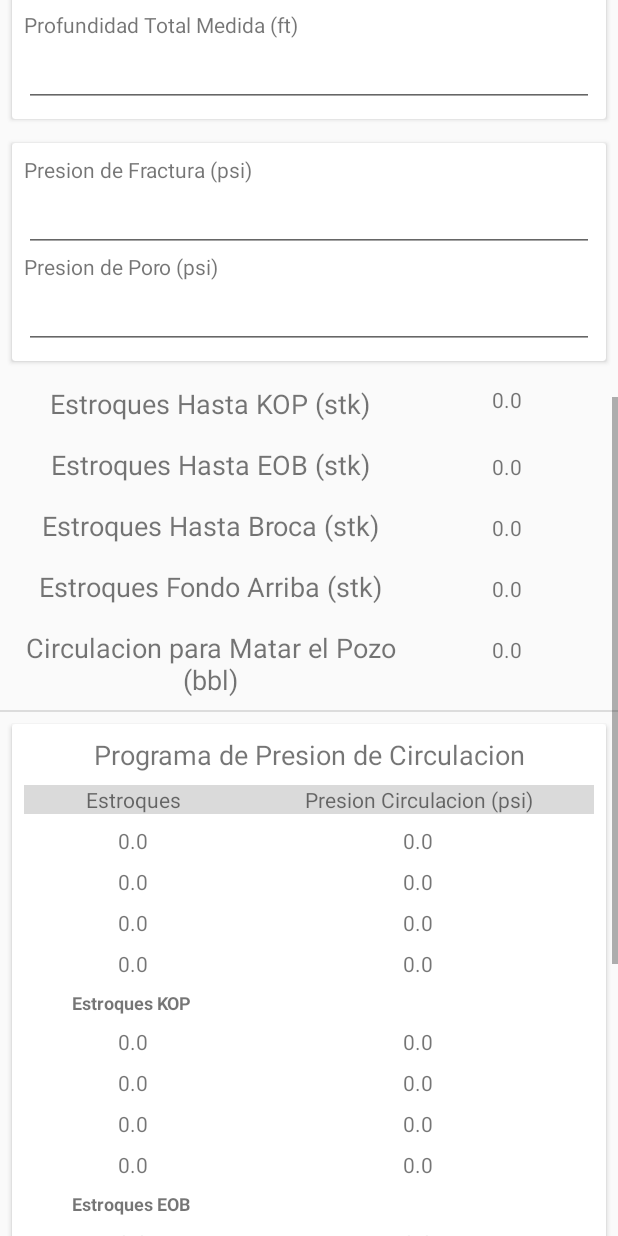
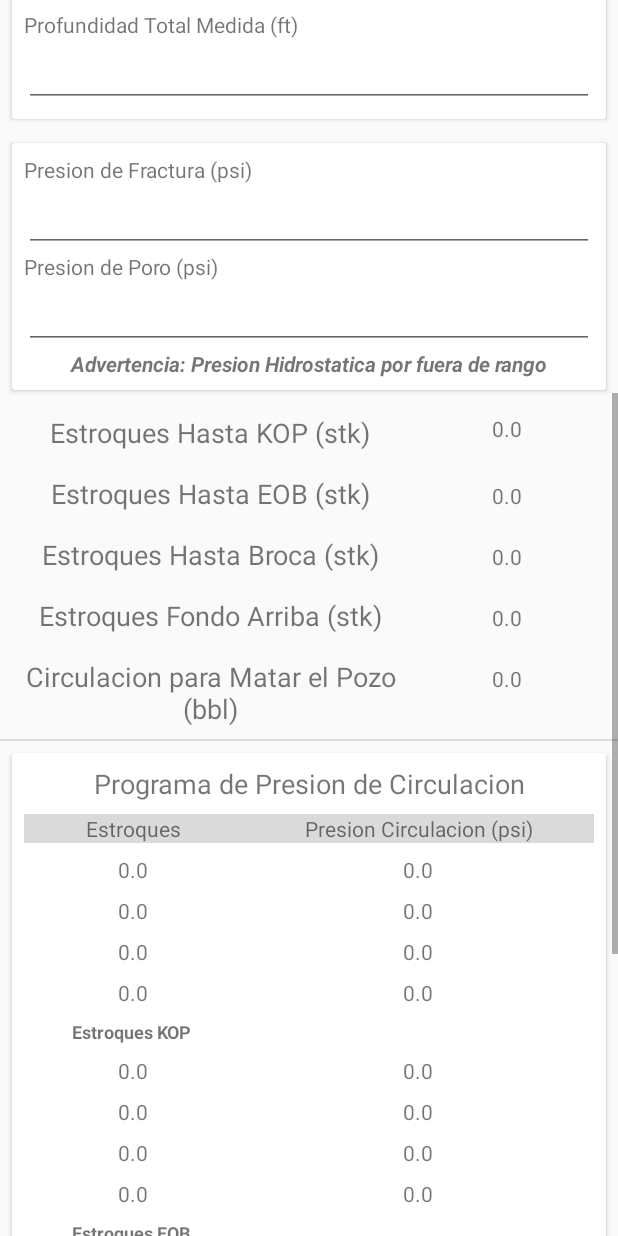
Before and after one commit to MauricioMeza/APPEP, an Android app: the layout fragment_add_pozo4.xml on its own in the app's theme, with its tools: preview values and no code run, scrolled down 576 dp, on a phone screen of 412 x 824 dp. Run offline under Robolectric (Android 15) with nearby library versions, the light colour scheme and no system bars.

Commit message:
implemented validation with presion hidro

```diff
--- a/app/src/main/res/layout/fragment_add_pozo4.xml
+++ b/app/src/main/res/layout/fragment_add_pozo4.xml
@@ -213,7 +213,16 @@
                         android:layout_height="wrap_content"
                         android:ems="10"
                         android:inputType="numberDecimal" />
+
+                    <TextView
+                        android:id="@+id/textViewAdvertencia"
+                        android:layout_width="match_parent"
+                        android:layout_height="wrap_content"
+                        android:text="@string/fnl_prad"
+                        android:textAlignment="center"
+                        android:textStyle="bold|italic" />
                 </LinearLayout>
+
             </androidx.cardview.widget.CardView>
 
             <LinearLayout
--- a/app/src/main/res/values/strings.xml
+++ b/app/src/main/res/values/strings.xml
@@ -70,6 +70,7 @@
     <string name="fnl_crmp">Circulacion para Matar el Pozo (bbl)</string>
     <string name="fnl_prfr">Presion de Fractura (psi)</string>
     <string name="fnl_prpr">Presion de Poro (psi)</string>
+    <string name="fnl_prad">Advertencia: Presion Hidrostatica por fuera de rango</string>
 
     <string name="num_frm">#.#####</string>
 
```
Also changed, not shown: app/src/main/java/com/example/appep/Data/Model/EventoAmago.java (+10 -11 lines), app/src/main/java/com/example/appep/UI/AddPozoFragment4.java (+25 -2 lines).
